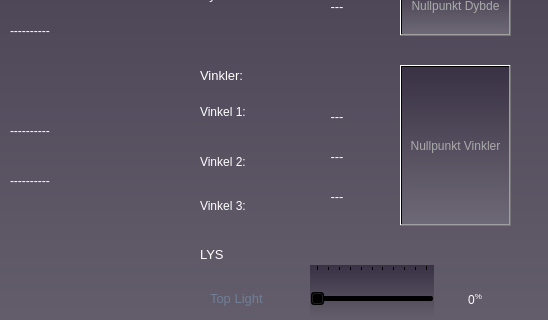
The window that gui/Subsea.ui (UiS-Subsea/Bachelor_GUI) describes before a commit, drawn with Qt 5; both pictures show x 350 to 898 and y 325 to 645 of the 898 by 819 pixel window.
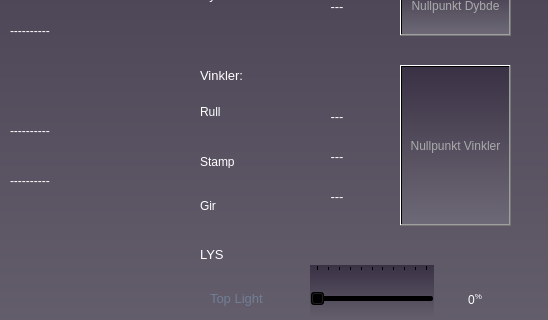
The same window after the commit. Icons and pictures are not drawn.

Commit message: fixed error with window

```diff
--- a/gui/Subsea.ui
+++ b/gui/Subsea.ui
@@ -2192,7 +2192,7 @@
     </rect>
    </property>
    <property name="text">
-    <string>Vinkel 1:</string>
+    <string>Rull</string>
    </property>
   </widget>
   <widget class="QLabel" name="Vinkel2">
@@ -2205,7 +2205,7 @@
     </rect>
    </property>
    <property name="text">
-    <string>Vinkel 2:</string>
+    <string>Stamp</string>
    </property>
   </widget>
   <widget class="QLabel" name="Vinkel3">
@@ -2218,7 +2218,7 @@
     </rect>
    </property>
    <property name="text">
-    <string>Vinkel 3:</string>
+    <string>Gir</string>
    </property>
   </widget>
   <widget class="QLabel" name="titleAkselerasjon">
```
The commit also changes 2 other files.
